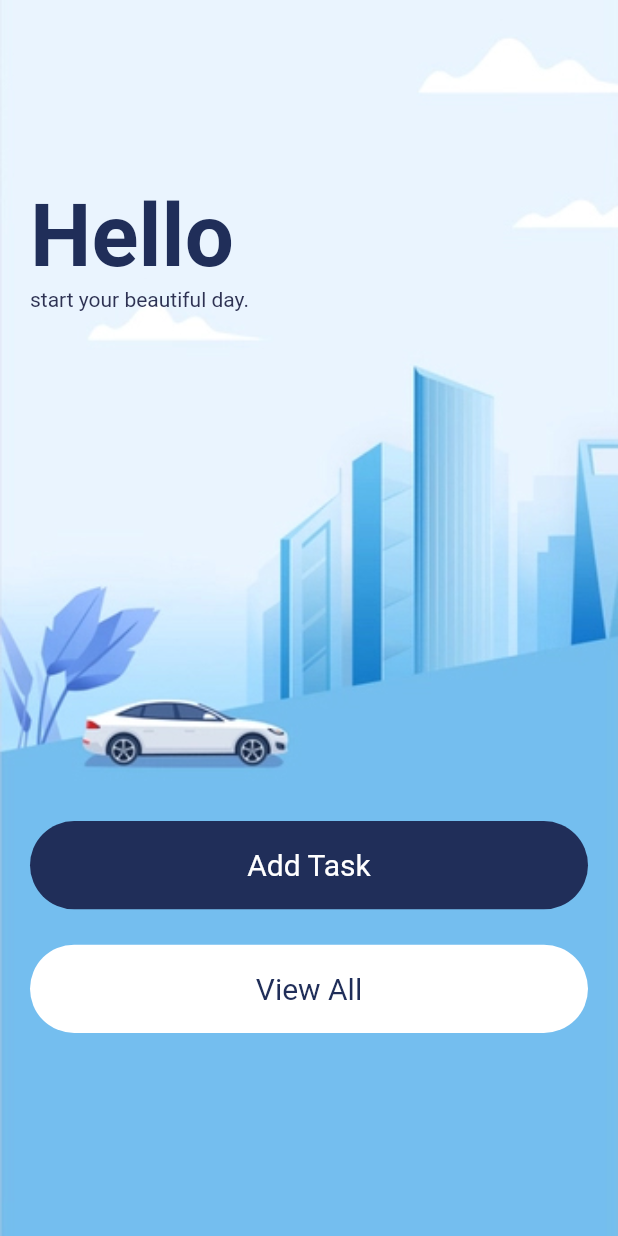
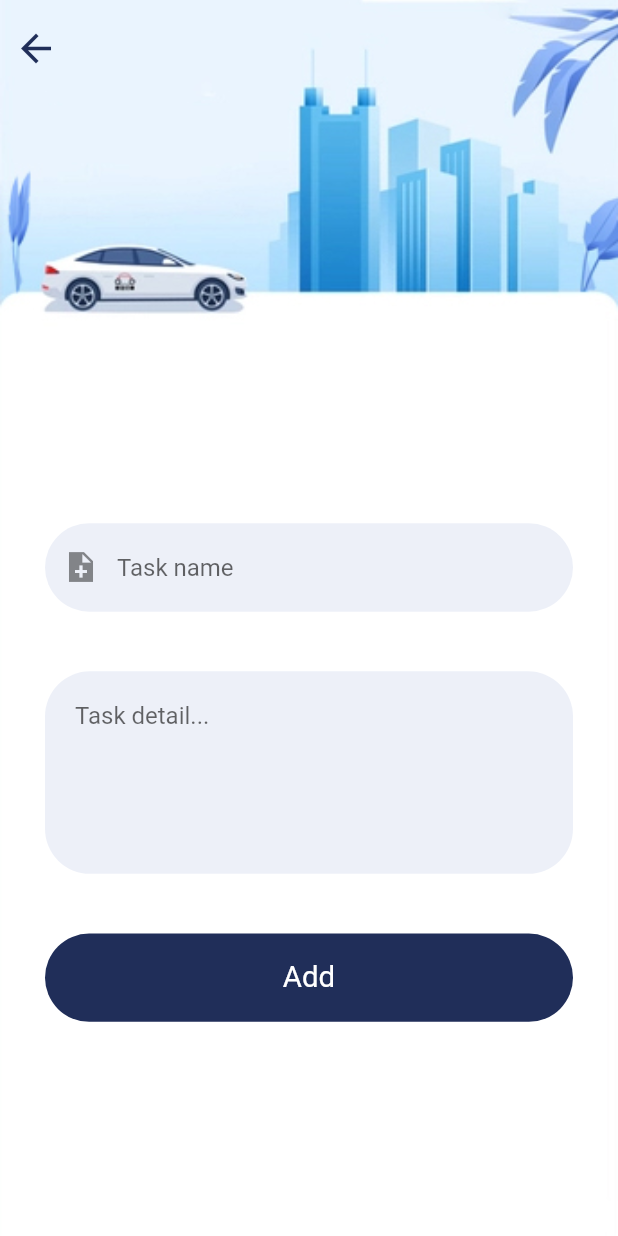
Before and after one commit to kritbovorn/Flutter_Task_App, a Flutter app: the screen it shows after launch, on a phone screen of 412 x 824 dp. Run offline on Flutter 3.47's test engine with Material 2 defaults, Android fonts, the phone set to English and light mode, and no system bars; our stand-ins replace get.

Commit message:
41:40: finish UI for AddTask()

```diff
--- a/lib/main.dart
+++ b/lib/main.dart
@@ -1,5 +1,6 @@
 import 'package:flutter/material.dart';
-import 'package:task_app/screens/home_screen.dart';
+import 'package:get/get.dart';
+import 'package:task_app/screens/add_task.dart';
 
 void main() {
   runApp(const MyApp());
@@ -10,13 +11,14 @@ class MyApp extends StatelessWidget {
 
   @override
   Widget build(BuildContext context) {
-    return MaterialApp(
+    return GetMaterialApp(
       debugShowCheckedModeBanner: false,
       title: 'Flutter Demo',
       theme: ThemeData(
         primarySwatch: Colors.blue,
       ),
-      home: const HomeScreen(),
+      // home: const HomeScreen(),
+      home: const AddTask(),
     );
   }
 }
--- /dev/null
+++ b/lib/screens/add_task.dart
@@ -0,0 +1,93 @@
+import 'package:flutter/material.dart';
+import 'package:task_app/colors/app_colors.dart';
+import 'package:task_app/utils/responsive_widget.dart';
+import 'package:task_app/widgets/button_widget.dart';
+import 'package:task_app/widgets/textfield_widget.dart';
+
+class AddTask extends StatelessWidget {
+  const AddTask({Key? key}) : super(key: key);
+
+  @override
+  Widget build(BuildContext context) {
+    TextEditingController _textEditingController = TextEditingController();
+    TextEditingController _detailEditingController = TextEditingController();
+
+    return Scaffold(
+      body: Stack(
+        children: [
+          Container(
+            width: double.maxFinite,
+            height: double.maxFinite,
+            decoration: const BoxDecoration(
+              image: DecorationImage(
+                image: AssetImage(
+                  'assets/addtask1.jpg',
+                ),
+                fit: BoxFit.cover,
+              ),
+            ),
+          ),
+          SafeArea(
+            child: Column(
+              children: [
+                Expanded(
+                  flex: 3,
+                  child: Row(
+                    crossAxisAlignment: CrossAxisAlignment.start,
+                    children: [
+                      Padding(
+                        padding: EdgeInsets.symmetric(
+                            vertical: Dimensions.heightDimension(8)),
+                        child: IconButton(
+                          onPressed: () {},
+                          icon: Icon(
+                            Icons.arrow_back,
+                            color: AppColors.mainColor,
+                            size: Dimensions.heightDimension(30),
+                          ),
+                        ),
+                      ),
+                    ],
+                  ),
+                ),
+                Expanded(
+                  flex: 4,
+                  child: Padding(
+                    padding: EdgeInsets.symmetric(
+                        horizontal: Dimensions.widthDimension(30)),
+                    child: Column(
+                      mainAxisAlignment: MainAxisAlignment.spaceEvenly,
+                      children: [
+                        TextfieldWidget(
+                          textEditingController: _textEditingController,
+                          hintText: 'Task name',
+                          prefixIcon: const Icon(
+                            Icons.note_add_sharp,
+                          ),
+                        ),
+                        TextfieldWidget(
+                          textEditingController: _detailEditingController,
+                          hintText: 'Task detail...',
+                          maxLines: 5,
+                        ),
+                        const ButtonWidget(
+                          text: 'Add',
+                          color: Colors.white,
+                          bgColor: AppColors.mainColor,
+                        ),
+                      ],
+                    ),
+                  ),
+                ),
+                const Expanded(
+                  flex: 1,
+                  child: SizedBox(),
+                ),
+              ],
+            ),
+          )
+        ],
+      ),
+    );
+  }
+}
--- a/lib/screens/home_screen.dart
+++ b/lib/screens/home_screen.dart
@@ -1,5 +1,6 @@
 import 'package:flutter/material.dart';
 import 'package:task_app/colors/app_colors.dart';
+import 'package:task_app/utils/responsive_widget.dart';
 import 'package:task_app/widgets/button_widget.dart';
 
 class HomeScreen extends StatefulWidget {
@@ -14,7 +15,8 @@ class _HomeScreenState extends State<HomeScreen> {
   Widget build(BuildContext context) {
     return Scaffold(
       body: Container(
-        padding: const EdgeInsets.symmetric(horizontal: 20),
+        padding:
+            EdgeInsets.symmetric(horizontal: Dimensions.widthDimension(20)),
         width: double.maxFinite,
         height: double.maxFinite,
         decoration: const BoxDecoration(
@@ -30,29 +32,29 @@ class _HomeScreenState extends State<HomeScreen> {
           crossAxisAlignment: CrossAxisAlignment.start,
           children: [
             SizedBox(
-              height: MediaQuery.of(context).size.height / 5,
+              height: Dimensions.deviceScreenHeight / 5,
               child: Column(
                 crossAxisAlignment: CrossAxisAlignment.start,
-                children: const [
+                children: [
                   Text(
                     'Hello',
                     style: TextStyle(
                       color: AppColors.mainColor,
-                      fontSize: 58,
+                      fontSize: Dimensions.heightDimension(58),
                       fontWeight: FontWeight.bold,
                     ),
                   ),
                   Text(
                     'start your beautiful day.',
                     style: TextStyle(
-                      color: AppColors.smallTextColor,
-                    ),
+                        color: AppColors.smallTextColor,
+                        fontSize: Dimensions.heightDimension(16)),
                   ),
                 ],
               ),
             ),
             SizedBox(
-              height: MediaQuery.of(context).size.height / 5,
+              height: Dimensions.deviceScreenHeight / 5,
               child: Column(
                 mainAxisAlignment: MainAxisAlignment.spaceAround,
                 children: const [
--- /dev/null
+++ b/lib/utils/responsive_widget.dart
@@ -0,0 +1,14 @@
+import 'package:get/get.dart';
+
+class Dimensions {
+  static double deviceScreenHeight = Get.context!.height;
+  static double deviceScreenWidth = Get.context!.width;
+
+  static double heightDimension(double dimension) {
+    return deviceScreenHeight / (deviceScreenHeight / dimension);
+  }
+
+  static double widthDimension(double dimension) {
+    return deviceScreenWidth / (deviceScreenWidth / dimension);
+  }
+}
--- a/lib/widgets/button_widget.dart
+++ b/lib/widgets/button_widget.dart
@@ -1,4 +1,5 @@
 import 'package:flutter/material.dart';
+import 'package:task_app/utils/responsive_widget.dart';
 
 class ButtonWidget extends StatelessWidget {
   final String text;
@@ -16,17 +17,17 @@ class ButtonWidget extends StatelessWidget {
     return Container(
       alignment: Alignment.center,
       width: double.maxFinite,
-      height: MediaQuery.of(context).size.height / 14,
+      height: Dimensions.deviceScreenHeight / 14,
       decoration: BoxDecoration(
-        borderRadius: BorderRadius.circular(
-            (MediaQuery.of(context).size.height / 14) / 2),
+        borderRadius:
+            BorderRadius.circular(Dimensions.deviceScreenHeight / 14 / 2),
         color: bgColor,
       ),
       child: Text(
         text,
         style: TextStyle(
           color: color,
-          fontSize: 20,
+          fontSize: Dimensions.deviceScreenHeight / 14 / 3,
         ),
       ),
     );
--- /dev/null
+++ b/lib/widgets/textfield_widget.dart
@@ -0,0 +1,48 @@
+import 'package:flutter/material.dart';
+
+import 'package:task_app/colors/app_colors.dart';
+import 'package:task_app/utils/responsive_widget.dart';
+
+class TextfieldWidget extends StatelessWidget {
+  final TextEditingController textEditingController;
+  final String hintText;
+  final int? maxLines;
+  final double? borderRadius;
+  final Widget? prefixIcon;
+  const TextfieldWidget({
+    Key? key,
+    required this.textEditingController,
+    required this.hintText,
+    this.maxLines,
+    this.borderRadius = 0.0,
+    this.prefixIcon,
+  }) : super(key: key);
+
+  @override
+  Widget build(BuildContext context) {
+    return TextField(
+      controller: textEditingController,
+      maxLines: maxLines,
+      decoration: InputDecoration(
+        filled: true,
+        fillColor: AppColors.textHolder,
+        hintText: hintText,
+        contentPadding: EdgeInsets.symmetric(
+          horizontal: Dimensions.widthDimension(Dimensions.widthDimension(20)),
+          vertical: Dimensions.widthDimension(Dimensions.widthDimension(20)),
+        ),
+        enabledBorder: OutlineInputBorder(
+          borderRadius: BorderRadius.circular(borderRadius == 0.0 ? Dimensions.heightDimension(30) : borderRadius!),
+          borderSide: const BorderSide(color: Colors.transparent),
+        ),
+        focusedBorder: OutlineInputBorder(
+          borderRadius: BorderRadius.circular(borderRadius == 0 ? Dimensions.heightDimension(30) : borderRadius!),
+          borderSide: const BorderSide(
+            color: Colors.transparent,
+          ),
+        ),
+        prefixIcon: prefixIcon,
+      ),
+    );
+  }
+}
--- a/pubspec.yaml
+++ b/pubspec.yaml
@@ -34,6 +34,7 @@ dependencies:
   # The following adds the Cupertino Icons font to your application.
   # Use with the CupertinoIcons class for iOS style icons.
   cupertino_icons: ^1.0.2
+  get: ^4.6.1
 
 dev_dependencies:
   flutter_test:
```
Also changed, not shown: pubspec.lock.
